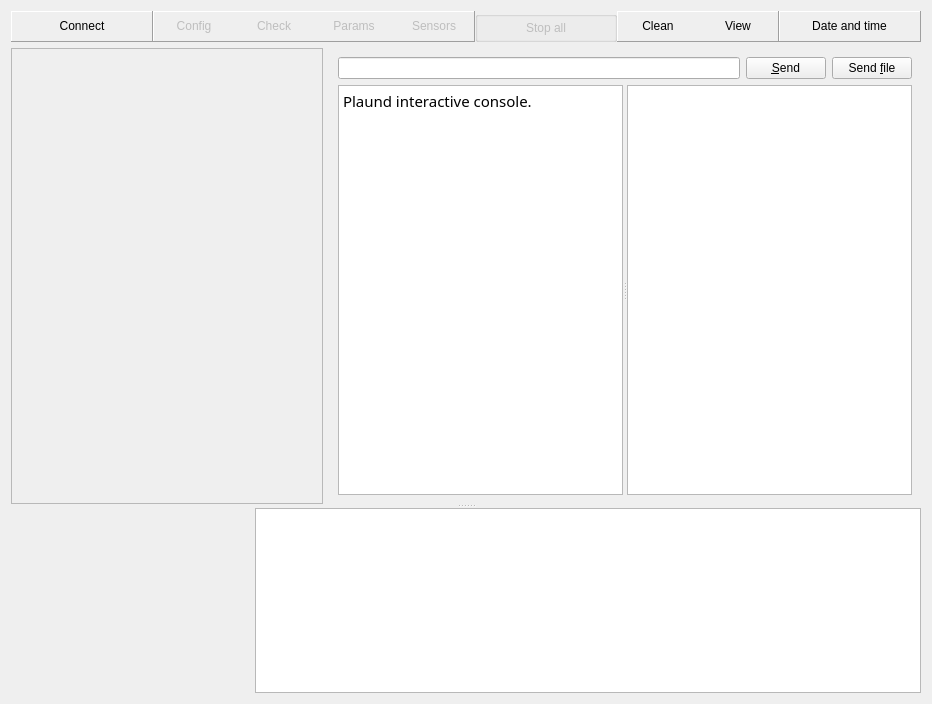
Shmuma/grain-watering, file gui/mainwindow.ui: the form before one commit.
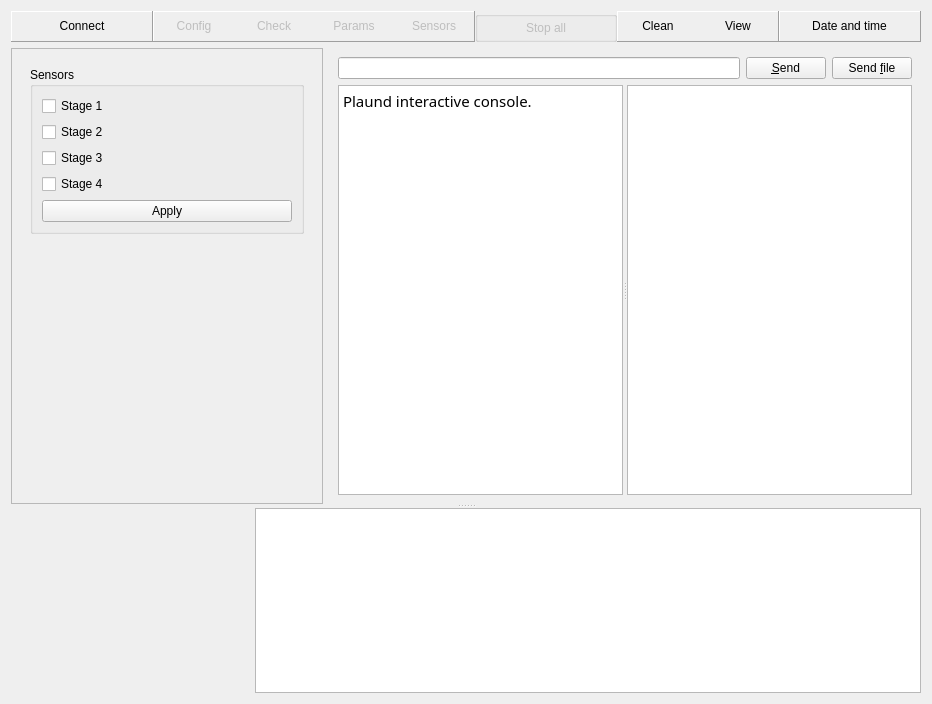
The form after the commit. The open tabs and pages were chosen to show the change. Custom widgets are drawn as their Qt base class.

Commit message: Sensors checkboxes in GUI.

```diff
--- a/gui/mainwindow.ui
+++ b/gui/mainwindow.ui
@@ -866,7 +866,67 @@
               </item>
              </layout>
             </widget>
-            <widget class="QWidget" name="params" />
+            <widget class="QWidget" name="params" >
+             <layout class="QVBoxLayout" >
+              <item>
+               <widget class="QGroupBox" name="groupBox_3" >
+                <property name="title" >
+                 <string>Sensors</string>
+                </property>
+                <layout class="QVBoxLayout" >
+                 <item>
+                  <widget class="QCheckBox" name="stage1SensorsCheckbox" >
+                   <property name="text" >
+                    <string>Stage 1</string>
+                   </property>
+                  </widget>
+                 </item>
+                 <item>
+                  <widget class="QCheckBox" name="stage2SensorsCheckbox" >
+                   <property name="text" >
+                    <string>Stage 2</string>
+                   </property>
+                  </widget>
+                 </item>
+                 <item>
+                  <widget class="QCheckBox" name="stage3SensorsCheckbox" >
+                   <property name="text" >
+                    <string>Stage 3</string>
+                   </property>
+                  </widget>
+                 </item>
+                 <item>
+                  <widget class="QCheckBox" name="stage4SensorsCheckbox" >
+                   <property name="text" >
+                    <string>Stage 4</string>
+                   </property>
+                  </widget>
+                 </item>
+                 <item>
+                  <widget class="QPushButton" name="stageSensorsApplyButton" >
+                   <property name="text" >
+                    <string>Apply</string>
+                   </property>
+                  </widget>
+                 </item>
+                </layout>
+               </widget>
+              </item>
+              <item>
+               <spacer>
+                <property name="orientation" >
+                 <enum>Qt::Vertical</enum>
+                </property>
+                <property name="sizeHint" >
+                 <size>
+                  <width>20</width>
+                  <height>40</height>
+                 </size>
+                </property>
+               </spacer>
+              </item>
+             </layout>
+            </widget>
            </widget>
           </item>
          </layout>
```
Left out of the diff: 10 changed lines with no effect on the pictures. The commit also changes 9 other files.
